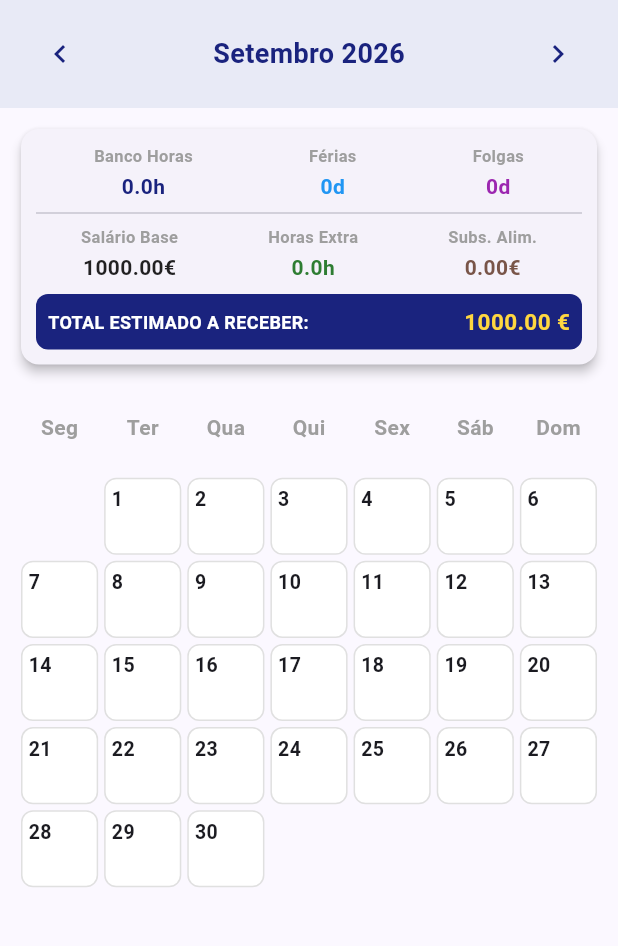
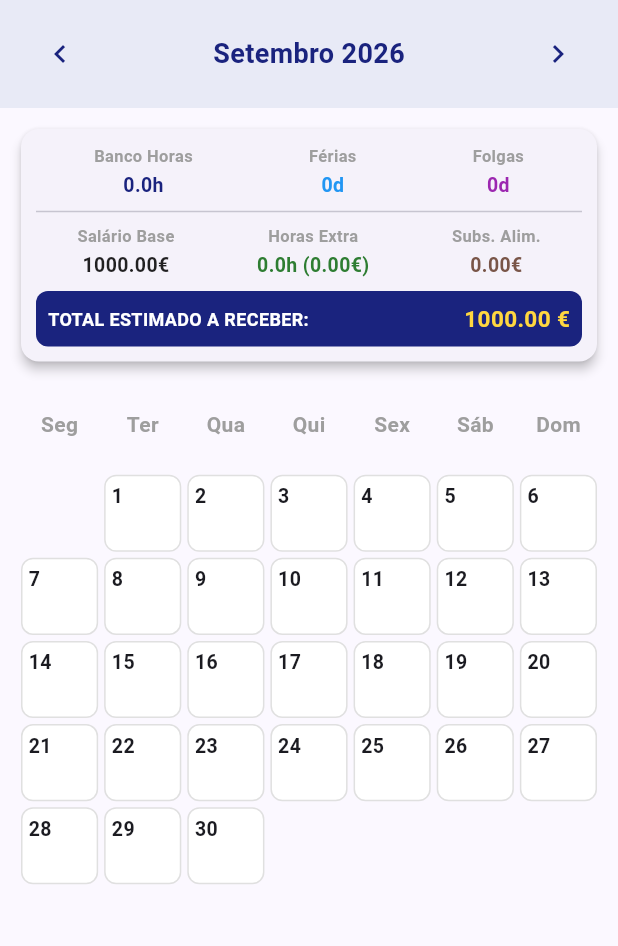
Before and after one commit to ruialves93/Gestao_Horarios, a Flutter app: the screen it shows after launch, on a phone screen of 412 x 824 dp, the part 84-1030 px from its top. Run offline on Flutter 3.47's test engine with Material 3 defaults, Android fonts, the phone set to English and light mode, and no system bars; our stand-ins replace file_picker, google_sign_in, local_auth, open_filex, package_info_plus, pdf and 2 more; missing offline and left inert: googleapis; accounts and stored records are empty; network calls fail.

Commit message:
chore: atualizar versão para v1.0.3

```diff
--- a/lib/screens/main_screen.dart
+++ b/lib/screens/main_screen.dart
@@ -308,18 +308,26 @@ class _MainScreenState extends State<MainScreen> {
     String nomeTrabalhador = _perfil['nomeTrabalhador']?.isNotEmpty == true ? _perfil['nomeTrabalhador'] : 'Rui Barata';
     String nomeEmpresa = _perfil['nomeEmpresa']?.isNotEmpty == true ? _perfil['nomeEmpresa'] : 'Gestão de Horários';
 
-    // Cálculo total de todas as horas extras pagas (semanais e folgas)
+    // Cálculo unificado de horas extra (horas e valor monetário em €)
+    double salarioBase = (_perfil['salarioBase'] as num?)?.toDouble() ?? 1000.0;
+    double valorHoraBase = salarioBase / 174.0;
+
     double totalHorasExtraPagasMes = 0.0;
+    double totalValorExtraMesEuros = 0.0;
+
     _registosMes.forEach((key, reg) {
       double extraPaga = (reg['horasExtraPagas'] as num?)?.toDouble() ?? 0.0;
       if (extraPaga > 0) {
         totalHorasExtraPagasMes += extraPaga;
+        totalValorExtraMesEuros += extraPaga * valorHoraBase * 1.25;
       }
       String tipo = reg['tipoDia']?.toString() ?? '';
       if (tipo == 'Folga Trabalhada') {
         String acaoFolga = reg['acaoFolgaTrabalhada']?.toString() ?? '';
         if (acaoFolga == 'Pagar') {
-          totalHorasExtraPagasMes += (reg['horasEfetivas'] as num?)?.toDouble() ?? 0.0;
+          double hEfetivas = (reg['horasEfetivas'] as num?)?.toDouble() ?? 0.0;
+          totalHorasExtraPagasMes += hEfetivas;
+          totalValorExtraMesEuros += hEfetivas * valorHoraBase * 1.25;
         }
       }
     });
@@ -518,7 +526,7 @@ class _MainScreenState extends State<MainScreen> {
                             mainAxisAlignment: MainAxisAlignment.spaceAround,
                             children: [
                               _buildResumoItem('Salário Base', '${(_totaisGerais['salarioBase'] ?? 0.0).toStringAsFixed(2)}€', Colors.black87),
-                              _buildResumoItem('Horas Extra', '${totalHorasExtraPagasMes.toStringAsFixed(1)}h', Colors.green.shade800),
+                              _buildResumoItem('Horas Extra', '${totalHorasExtraPagasMes.toStringAsFixed(1)}h (${totalValorExtraMesEuros.toStringAsFixed(2)}€)', Colors.green.shade800),
                               _buildResumoItem('Subs. Alim.', '${(_totaisGerais['subsidioAlimentacao'] ?? 0.0).toStringAsFixed(2)}€', Colors.brown),
                             ],
                           ),
@@ -564,7 +572,7 @@ class _MainScreenState extends State<MainScreen> {
       children: [
         Text(titulo, style: const TextStyle(fontSize: 11, color: Colors.grey, fontWeight: FontWeight.bold)),
         const SizedBox(height: 2),
-        Text(valor, style: TextStyle(fontSize: 14, fontWeight: FontWeight.bold, color: cor)),
+        Text(valor, style: TextStyle(fontSize: 13, fontWeight: FontWeight.bold, color: cor)),
       ],
     );
   }
--- a/pubspec.yaml
+++ b/pubspec.yaml
@@ -1,7 +1,7 @@
 name: gestao_horarios
 description: "Gestao de Horarios e Ferias - Rui Barata"
 publish_to: 'none'
-version: 1.1.0+2
+version: 1.0.3+3
 
 environment:
   sdk: '>=3.0.0 <4.0.0'
```
